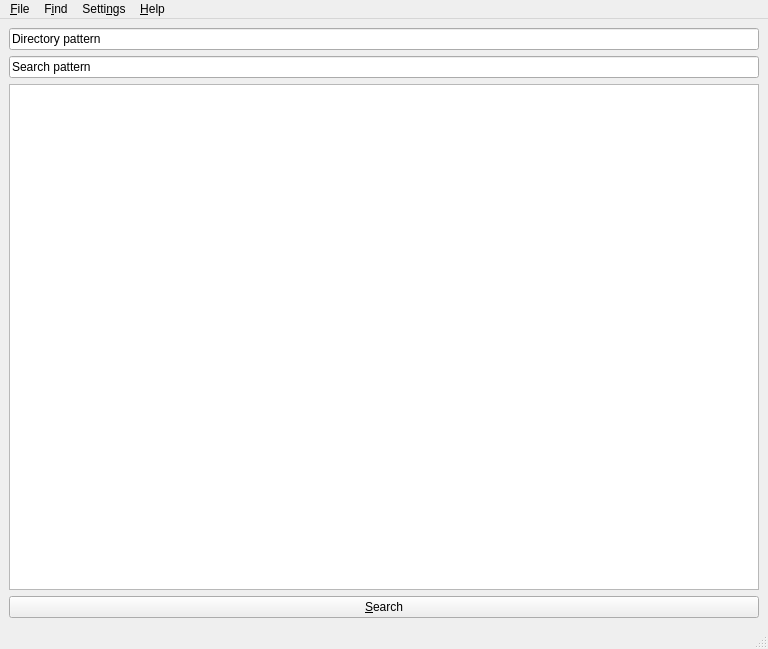
Old version of the form gui/yapgrep.ui in the repository CraigDawson/yapygrep.
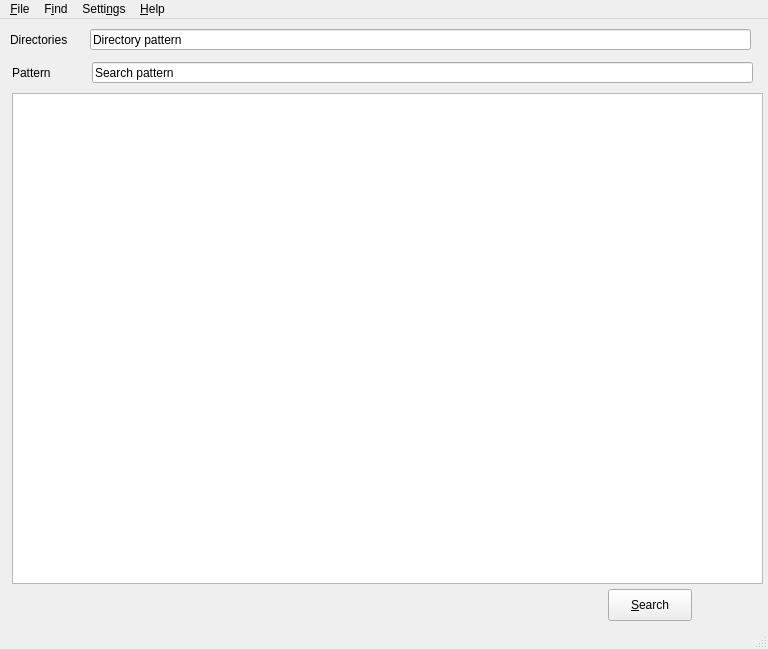
New version of the form.

Commit message: added directories/pattern labels

The edit to the form file:
```diff
--- a/gui/yapgrep.ui
+++ b/gui/yapgrep.ui
@@ -14,23 +14,53 @@
    <string>MainWindow</string>
   </property>
   <widget class="QWidget" name="centralwidget">
-   <layout class="QGridLayout" name="gridLayout">
-    <item row="0" column="0">
      <widget class="QLineEdit" name="lineEdit">
+    <property name="geometry">
+     <rect>
+      <x>90</x>
+      <y>10</y>
+      <width>661</width>
+      <height>21</height>
+     </rect>
+    </property>
+    <property name="sizePolicy">
+     <sizepolicy hsizetype="Fixed" vsizetype="Fixed">
+      <horstretch>0</horstretch>
+      <verstretch>0</verstretch>
+     </sizepolicy>
+    </property>
       <property name="text">
        <string>Directory pattern</string>
       </property>
      </widget>
-    </item>
-    <item row="1" column="0">
      <widget class="QLineEdit" name="lineEdit_2">
+    <property name="geometry">
+     <rect>
+      <x>92</x>
+      <y>43</y>
+      <width>661</width>
+      <height>21</height>
+     </rect>
+    </property>
+    <property name="sizePolicy">
+     <sizepolicy hsizetype="Fixed" vsizetype="Fixed">
+      <horstretch>0</horstretch>
+      <verstretch>0</verstretch>
+     </sizepolicy>
+    </property>
       <property name="text">
        <string>Search pattern</string>
       </property>
      </widget>
-    </item>
-    <item row="3" column="0">
      <widget class="QPushButton" name="pushButton">
+    <property name="geometry">
+     <rect>
+      <x>608</x>
+      <y>570</y>
+      <width>84</width>
+      <height>32</height>
+     </rect>
+    </property>
       <property name="text">
        <string>&amp;Search</string>
       </property>
@@ -44,11 +74,66 @@
        <bool>false</bool>
       </property>
      </widget>
-    </item>
-    <item row="2" column="0">
-     <widget class="QTextEdit" name="textEdit"/>
-    </item>
-   </layout>
+   <widget class="QTextEdit" name="textEdit">
+    <property name="geometry">
+     <rect>
+      <x>12</x>
+      <y>74</y>
+      <width>751</width>
+      <height>491</height>
+     </rect>
+    </property>
+   </widget>
+   <widget class="QLabel" name="label_2">
+    <property name="geometry">
+     <rect>
+      <x>12</x>
+      <y>43</y>
+      <width>45</width>
+      <height>21</height>
+     </rect>
+    </property>
+    <property name="sizePolicy">
+     <sizepolicy hsizetype="Preferred" vsizetype="Preferred">
+      <horstretch>0</horstretch>
+      <verstretch>0</verstretch>
+     </sizepolicy>
+    </property>
+    <property name="minimumSize">
+     <size>
+      <width>0</width>
+      <height>21</height>
+     </size>
+    </property>
+    <property name="text">
+     <string>Pattern</string>
+    </property>
+   </widget>
+   <widget class="QLabel" name="label_3">
+    <property name="geometry">
+     <rect>
+      <x>10</x>
+      <y>10</y>
+      <width>81</width>
+      <height>21</height>
+     </rect>
+    </property>
+    <property name="sizePolicy">
+     <sizepolicy hsizetype="Preferred" vsizetype="Preferred">
+      <horstretch>0</horstretch>
+      <verstretch>0</verstretch>
+     </sizepolicy>
+    </property>
+    <property name="minimumSize">
+     <size>
+      <width>0</width>
+      <height>21</height>
+     </size>
+    </property>
+    <property name="text">
+     <string>Directories</string>
+    </property>
+   </widget>
   </widget>
   <widget class="QMenuBar" name="menubar">
    <property name="geometry">
```
Lines whose indentation alone changed are shown as unchanged. The commit also changes 1 other file.
